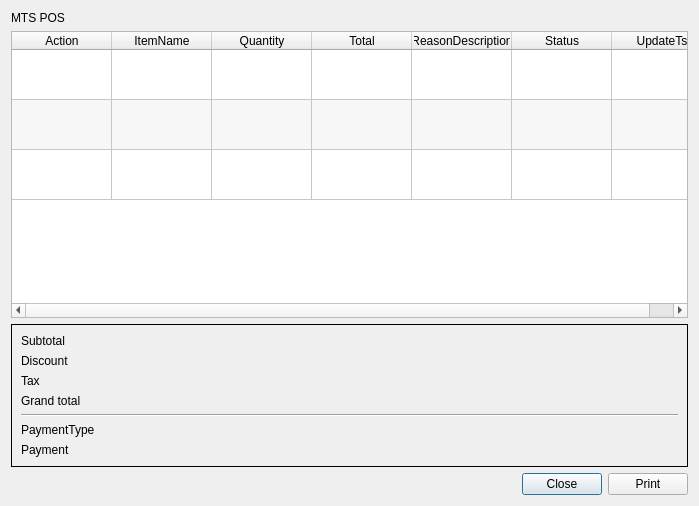
First picture: the form in app/views/templates/ViewReceipt.ui, repository rondalefloyd/mts-pos, before the edit.
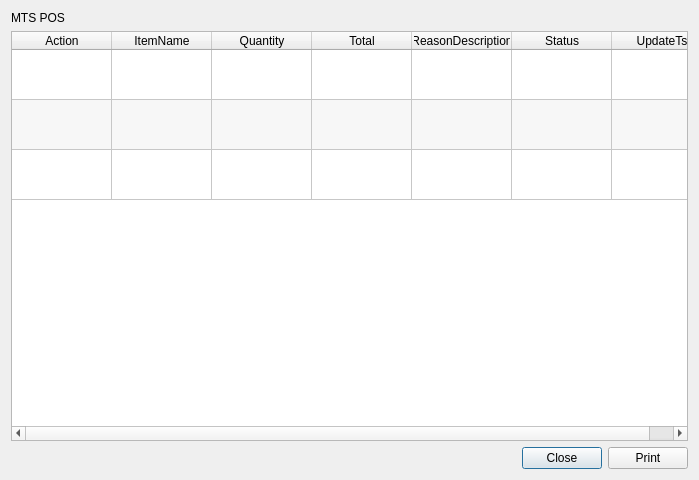
Second picture: the form after the edit.

Diff of the .ui file:
```diff
--- a/app/views/templates/ViewReceipt.ui
+++ b/app/views/templates/ViewReceipt.ui
@@ -7,7 +7,7 @@
     <x>0</x>
     <y>0</y>
     <width>699</width>
-    <height>506</height>
+    <height>480</height>
    </rect>
   </property>
   <property name="windowTitle">
@@ -120,127 +120,6 @@
      </column>
     </widget>
    </item>
-   <item>
-    <widget class="QFrame" name="frame">
-     <property name="frameShape">
-      <enum>QFrame::Box</enum>
-     </property>
-     <property name="frameShadow">
-      <enum>QFrame::Plain</enum>
-     </property>
-     <layout class="QFormLayout" name="formLayout">
-      <item row="0" column="0">
-       <widget class="QLabel" name="label">
-        <property name="text">
-         <string>Subtotal</string>
-        </property>
-       </widget>
-      </item>
-      <item row="0" column="1">
-       <widget class="QLabel" name="labelSubtotal">
-        <property name="text">
-         <string>&lt;Subtotal&gt;</string>
-        </property>
-        <property name="alignment">
-         <set>Qt::AlignRight|Qt::AlignTrailing|Qt::AlignVCenter</set>
-        </property>
-       </widget>
-      </item>
-      <item row="1" column="0">
-       <widget class="QLabel" name="label_2">
-        <property name="text">
-         <string>Discount</string>
-        </property>
-       </widget>
-      </item>
-      <item row="1" column="1">
-       <widget class="QLabel" name="labelDiscount">
-        <property name="text">
-         <string>&lt;Discount&gt;</string>
-        </property>
-        <property name="alignment">
-         <set>Qt::AlignRight|Qt::AlignTrailing|Qt::AlignVCenter</set>
-        </property>
-       </widget>
-      </item>
-      <item row="2" column="0">
-       <widget class="QLabel" name="label_3">
-        <property name="text">
-         <string>Tax</string>
-        </property>
-       </widget>
-      </item>
-      <item row="2" column="1">
-       <widget class="QLabel" name="labelTax">
-        <property name="text">
-         <string>&lt;Tax&gt;</string>
-        </property>
-        <property name="alignment">
-         <set>Qt::AlignRight|Qt::AlignTrailing|Qt::AlignVCenter</set>
-        </property>
-       </widget>
-      </item>
-      <item row="3" column="0">
-       <widget class="QLabel" name="label_4">
-        <property name="text">
-         <string>Grand total</string>
-        </property>
-       </widget>
-      </item>
-      <item row="3" column="1">
-       <widget class="QLabel" name="labelGrandTotal">
-        <property name="text">
-         <string>&lt;GrandTotal&gt;</string>
-        </property>
-        <property name="alignment">
-         <set>Qt::AlignRight|Qt::AlignTrailing|Qt::AlignVCenter</set>
-        </property>
-       </widget>
-      </item>
-      <item row="4" column="0" colspan="2">
-       <widget class="Line" name="line">
-        <property name="orientation">
-         <enum>Qt::Horizontal</enum>
-        </property>
-       </widget>
-      </item>
-      <item row="5" column="0">
-       <widget class="QLabel" name="label_5">
-        <property name="text">
-         <string>PaymentType</string>
-        </property>
-       </widget>
-      </item>
-      <item row="5" column="1">
-       <widget class="QLabel" name="labelPaymentType">
-        <property name="text">
-         <string>&lt;PaymentType&gt;</string>
-        </property>
-        <property name="alignment">
-         <set>Qt::AlignRight|Qt::AlignTrailing|Qt::AlignVCenter</set>
-        </property>
-       </widget>
-      </item>
-      <item row="6" column="0">
-       <widget class="QLabel" name="label_7">
-        <property name="text">
-         <string>Payment</string>
-        </property>
-       </widget>
-      </item>
-      <item row="6" column="1">
-       <widget class="QLabel" name="labelPayment">
-        <property name="text">
-         <string>&lt;Payment&gt;</string>
-        </property>
-        <property name="alignment">
-         <set>Qt::AlignRight|Qt::AlignTrailing|Qt::AlignVCenter</set>
-        </property>
-       </widget>
-      </item>
-     </layout>
-    </widget>
-   </item>
    <item>
     <layout class="QHBoxLayout" name="horizontalLayout">
      <item>
```
